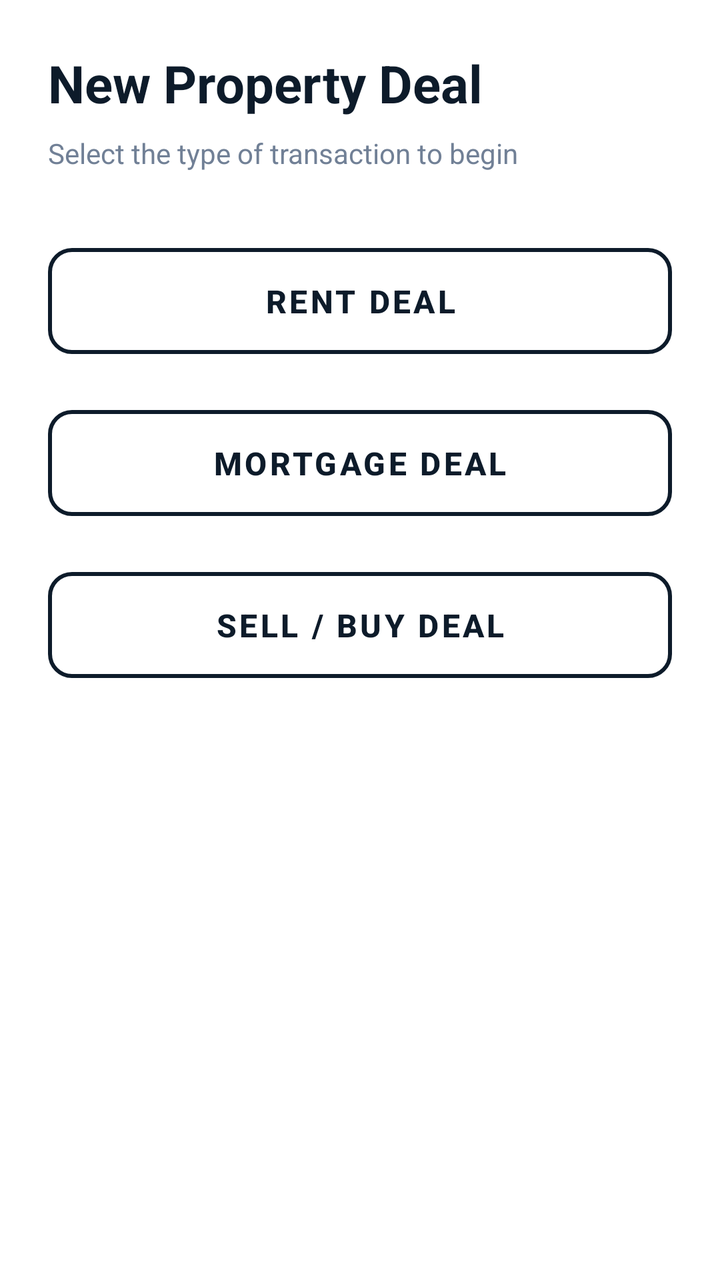
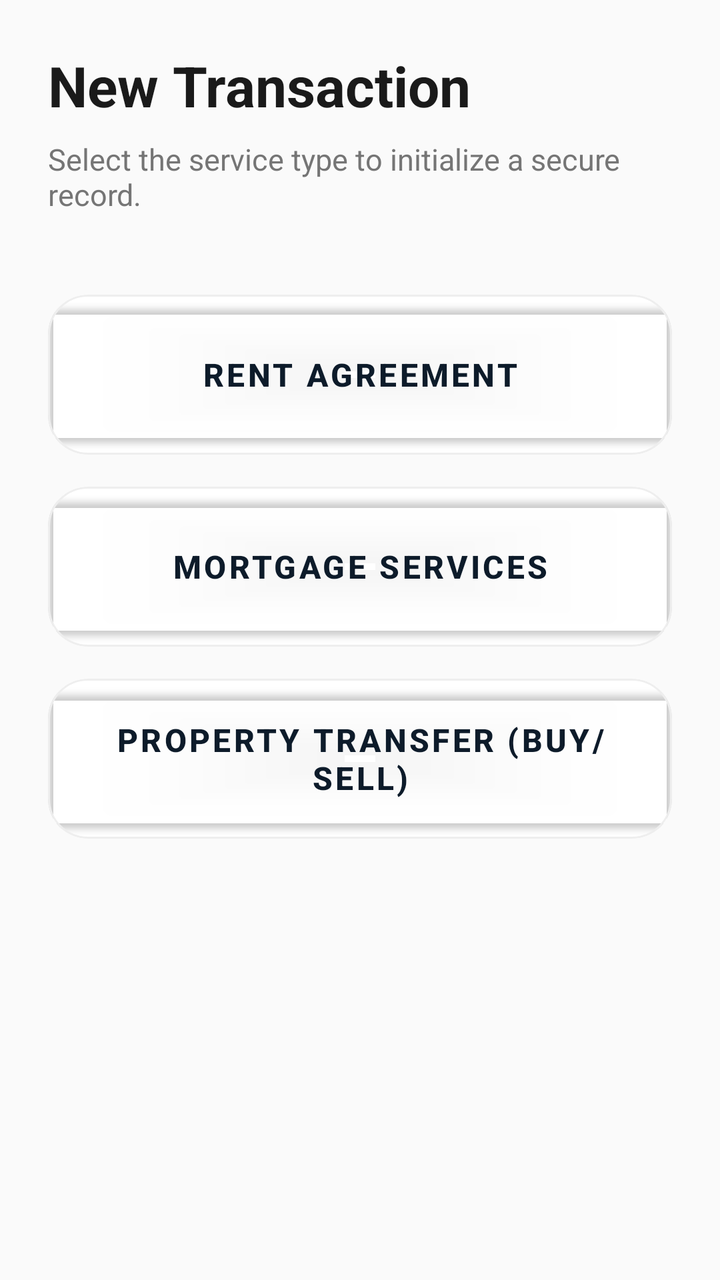

Compare the two renders of this Android layout. The source of the first and the diff that turns it into the second are given below.
<!-- AndroidManifest.xml: application theme Theme.Salesagentapp -->
<!-- res/layout/fragment_new_deal.xml -->
<?xml version="1.0" encoding="utf-8"?>
<ScrollView xmlns:android="http://schemas.android.com/apk/res/android"
    android:layout_width="match_parent"
    android:layout_height="match_parent"
    android:background="#FFFFFF"
    android:padding="24dp">

    <LinearLayout
        android:layout_width="match_parent"
        android:layout_height="wrap_content"
        android:orientation="vertical">

        <TextView
            android:layout_width="match_parent"
            android:layout_height="wrap_content"
            android:text="New Property Deal"
            android:textColor="#0d1b2a"
            android:textSize="26sp"
            android:textStyle="bold"
            android:layout_marginBottom="8dp" />

        <TextView
            android:layout_width="match_parent"
            android:layout_height="wrap_content"
            android:text="Select the type of transaction to begin"
            android:textColor="#718096"
            android:textSize="14sp"
            android:layout_marginBottom="32dp" />

        <Button android:id="@+id/btnRent" style="@style/PremiumOutlineButtonStyle" android:text="Rent Deal" />
        <Button android:id="@+id/btnMortgage" style="@style/PremiumOutlineButtonStyle" android:text="Mortgage Deal" />
        <Button android:id="@+id/btnSellBuy" style="@style/PremiumOutlineButtonStyle" android:text="Sell / Buy Deal" />

    </LinearLayout>
</ScrollView>
<!-- resources referenced by this layout -->
<resources>
  <style name="PremiumOutlineButtonStyle" parent="Widget.MaterialComponents.Button.OutlinedButton">
          <item name="android:layout_width">match_parent</item>
          <item name="android:layout_height">65dp</item>
          <item name="android:layout_marginBottom">16dp</item>
          <item name="strokeColor">#0d1b2a</item>
          <item name="strokeWidth">2dp</item>
          <item name="android:textColor">#0d1b2a</item>
          <item name="cornerRadius">12dp</item>
          <item name="backgroundTint">@android:color/transparent</item>
          <item name="android:textSize">16sp</item>
          <item name="android:textStyle">bold</item>
      </style>
  <style name="Theme.Salesagentapp" parent="Theme.MaterialComponents.DayNight.NoActionBar">
          <item name="colorPrimary">@color/sapphire_dark</item>
          <item name="colorSecondary">@color/teal_accent</item>
          <item name="android:windowBackground">@color/white</item>
      </style>
  <color name="sapphire_dark">#0d1b2a</color>
  <color name="teal_accent">#319795</color>
  <color name="white">#ffffff</color>
</resources>

<!-- the commit's change to res/layout/fragment_new_deal.xml (unified diff, before → after) -->
@@ -1,35 +1,101 @@
 <?xml version="1.0" encoding="utf-8"?>
 <ScrollView xmlns:android="http://schemas.android.com/apk/res/android"
+    xmlns:app="http://schemas.android.com/apk/res-auto"
     android:layout_width="match_parent"
     android:layout_height="match_parent"
-    android:background="#FFFFFF"
-    android:padding="24dp">
+    android:background="#FAFAFA"
+    android:fillViewport="true">
 
     <LinearLayout
         android:layout_width="match_parent"
         android:layout_height="wrap_content"
-        android:orientation="vertical">
+        android:orientation="vertical"
+        android:padding="24dp">
 
         <TextView
             android:layout_width="match_parent"
             android:layout_height="wrap_content"
-            android:text="New Property Deal"
-            android:textColor="#0d1b2a"
-            android:textSize="26sp"
+            android:text="New Transaction"
+            android:textColor="#1A1A1A"
+            android:textSize="28sp"
             android:textStyle="bold"
             android:layout_marginBottom="8dp" />
 
         <TextView
             android:layout_width="match_parent"
             android:layout_height="wrap_content"
-            android:text="Select the type of transaction to begin"
-            android:textColor="#718096"
-            android:textSize="14sp"
-            android:layout_marginBottom="32dp" />
+            android:text="Select the service type to initialize a secure record."
+            android:textColor="#757575"
+            android:textSize="15sp"
+            android:layout_marginBottom="40dp" />
 
-        <Button android:id="@+id/btnRent" style="@style/PremiumOutlineButtonStyle" android:text="Rent Deal" />
-        <Button android:id="@+id/btnMortgage" style="@style/PremiumOutlineButtonStyle" android:text="Mortgage Deal" />
-        <Button android:id="@+id/btnSellBuy" style="@style/PremiumOutlineButtonStyle" android:text="Sell / Buy Deal" />
+        
+        <com.google.android.material.card.MaterialCardView
+            android:layout_width="match_parent"
+            android:layout_height="wrap_content"
+            android:layout_marginBottom="16dp"
+            app:cardCornerRadius="20dp"
+            app:cardElevation="0dp"
+            app:strokeWidth="1dp"
+            app:strokeColor="#EEEEEE"
+            app:cardBackgroundColor="#FFFFFF">
+
+            <Button
+                android:id="@+id/btnRent"
+                android:layout_width="match_parent"
+                android:layout_height="80dp"
+                android:text="Rent Agreement"
+                android:textSize="16sp"
+                android:textStyle="bold"
+                android:backgroundTint="@android:color/transparent"
+                android:textColor="#0d1b2a"
+                app:elevation="0dp" />
+        </com.google.android.material.card.MaterialCardView>
+
+        
+        <com.google.android.material.card.MaterialCardView
+            android:layout_width="match_parent"
+            android:layout_height="wrap_content"
+            android:layout_marginBottom="16dp"
+            app:cardCornerRadius="20dp"
+            app:cardElevation="0dp"
+            app:strokeWidth="1dp"
+            app:strokeColor="#EEEEEE"
+            app:cardBackgroundColor="#FFFFFF">
+
+            <Button
+                android:id="@+id/btnMortgage"
+                android:layout_width="match_parent"
+                android:layout_height="80dp"
+                android:text="Mortgage Services"
+                android:textSize="16sp"
+                android:textStyle="bold"
+                android:backgroundTint="@android:color/transparent"
+                android:textColor="#0d1b2a"
+                app:elevation="0dp" />
+        </com.google.android.material.card.MaterialCardView>
+
+        
+        <com.google.android.material.card.MaterialCardView
+            android:layout_width="match_parent"
+            android:layout_height="wrap_content"
+            app:cardCornerRadius="20dp"
+            app:cardElevation="0dp"
+            app:strokeWidth="1dp"
+            app:strokeColor="#EEEEEE"
+            app:cardBackgroundColor="#FFFFFF">
+
+            <Button
+                android:id="@+id/btnSellBuy"
+                android:layout_width="match_parent"
+                android:layout_height="80dp"
+                android:text="Property Transfer (Buy/Sell)"
+                android:textSize="16sp"
+                android:textStyle="bold"
+                android:backgroundTint="@android:color/transparent"
+                android:textColor="#0d1b2a"
+                app:elevation="0dp" />
+        </com.google.android.material.card.MaterialCardView>
 
     </LinearLayout>
 </ScrollView>
<!-- resource entries referenced after the edit -->
@@ -1,17 +1,5 @@
 <!-- resources referenced by this layout -->
 <resources>
-  <style name="PremiumOutlineButtonStyle" parent="Widget.MaterialComponents.Button.OutlinedButton">
-          <item name="android:layout_width">match_parent</item>
-          <item name="android:layout_height">65dp</item>
-          <item name="android:layout_marginBottom">16dp</item>
-          <item name="strokeColor">#0d1b2a</item>
-          <item name="strokeWidth">2dp</item>
-          <item name="android:textColor">#0d1b2a</item>
-          <item name="cornerRadius">12dp</item>
-          <item name="backgroundTint">@android:color/transparent</item>
-          <item name="android:textSize">16sp</item>
-          <item name="android:textStyle">bold</item>
-      </style>
   <style name="Theme.Salesagentapp" parent="Theme.MaterialComponents.DayNight.NoActionBar">
           <item name="colorPrimary">@color/sapphire_dark</item>
           <item name="colorSecondary">@color/teal_accent</item>
